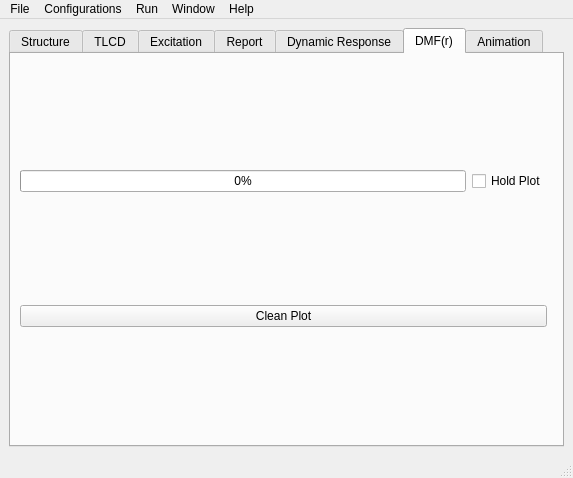
Above: TLCD/GUI/mainWindowGUI.ui from MarioFreitas/DynaPy before the change. Below: the same form after it.
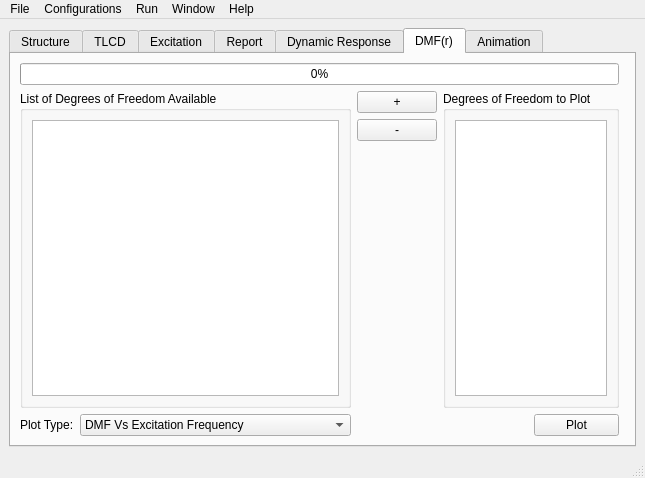
That is the form after the change. The open tabs and pages were chosen to show the change.

Commit message: Add Stylesheet Themes and Improved DMF Plots

```diff
--- a/TLCD/GUI/mainWindowGUI.ui
+++ b/TLCD/GUI/mainWindowGUI.ui
@@ -593,27 +593,100 @@
            <layout class="QHBoxLayout" name="horizontalLayout_7">
             <item>
              <layout class="QGridLayout" name="gridLayout_25">
-              <item row="0" column="0">
+              <item row="1" column="2">
+               <widget class="QPushButton" name="addToDMFPlot">
+                <property name="text">
+                 <string>+</string>
+                </property>
+               </widget>
+              </item>
+              <item row="2" column="2">
+               <widget class="QPushButton" name="removeFromDMFPlot">
+                <property name="text">
+                 <string>-</string>
+                </property>
+               </widget>
+              </item>
+              <item row="3" column="2">
+               <spacer name="verticalSpacer_2">
+                <property name="orientation">
+                 <enum>Qt::Vertical</enum>
+                </property>
+                <property name="sizeHint" stdset="0">
+                 <size>
+                  <width>20</width>
+                  <height>40</height>
+                 </size>
+                </property>
+               </spacer>
+              </item>
+              <item row="4" column="1">
+               <widget class="QComboBox" name="dmfPlotTypeComboBox">
+                <item>
+                 <property name="text">
+                  <string>DMF Vs Excitation Frequency</string>
+                 </property>
+                </item>
+                <item>
+                 <property name="text">
+                  <string>Max. Displacement Vs. Excitation Frequency</string>
+                 </property>
+                </item>
+               </widget>
+              </item>
+              <item row="4" column="0">
+               <widget class="QLabel" name="label_15">
+                <property name="text">
+                 <string>Plot Type:</string>
+                </property>
+               </widget>
+              </item>
+              <item row="4" column="4">
+               <widget class="QPushButton" name="dmfPlotButton">
+                <property name="text">
+                 <string>Plot</string>
+                </property>
+               </widget>
+              </item>
+              <item row="1" column="0" rowspan="3" colspan="2">
+               <widget class="QGroupBox" name="groupBox_3">
+                <property name="title">
+                 <string>List of Degrees of Freedom Available</string>
+                </property>
+                <layout class="QGridLayout" name="gridLayout_27">
+                 <item row="0" column="0">
+                  <layout class="QGridLayout" name="gridLayout_26">
+                   <item row="0" column="0">
+                    <widget class="QListWidget" name="list3"/>
+                   </item>
+                  </layout>
+                 </item>
+                </layout>
+               </widget>
+              </item>
+              <item row="1" column="3" rowspan="3" colspan="2">
+               <widget class="QGroupBox" name="groupBox_4">
+                <property name="title">
+                 <string>Degrees of Freedom to Plot</string>
+                </property>
+                <layout class="QGridLayout" name="gridLayout_29">
+                 <item row="0" column="0">
+                  <layout class="QGridLayout" name="gridLayout_28">
+                   <item row="0" column="0">
+                    <widget class="QListWidget" name="list4"/>
+                   </item>
+                  </layout>
+                 </item>
+                </layout>
+               </widget>
+              </item>
+              <item row="0" column="0" colspan="5">
                <widget class="QProgressBar" name="dmfProgressBar">
                 <property name="value">
                  <number>0</number>
                 </property>
                </widget>
               </item>
-              <item row="0" column="1">
-               <widget class="QCheckBox" name="holdPlotCheckBox">
-                <property name="text">
-                 <string>Hold Plot</string>
-                </property>
-               </widget>
-              </item>
-              <item row="1" column="0" colspan="2">
-               <widget class="QPushButton" name="cleanPlotButton">
-                <property name="text">
-                 <string>Clean Plot</string>
-                </property>
-               </widget>
-              </item>
              </layout>
             </item>
             <item>
```
Left out of the diff: 98 changed lines with no effect on the pictures. The commit also changes 146 other files.
